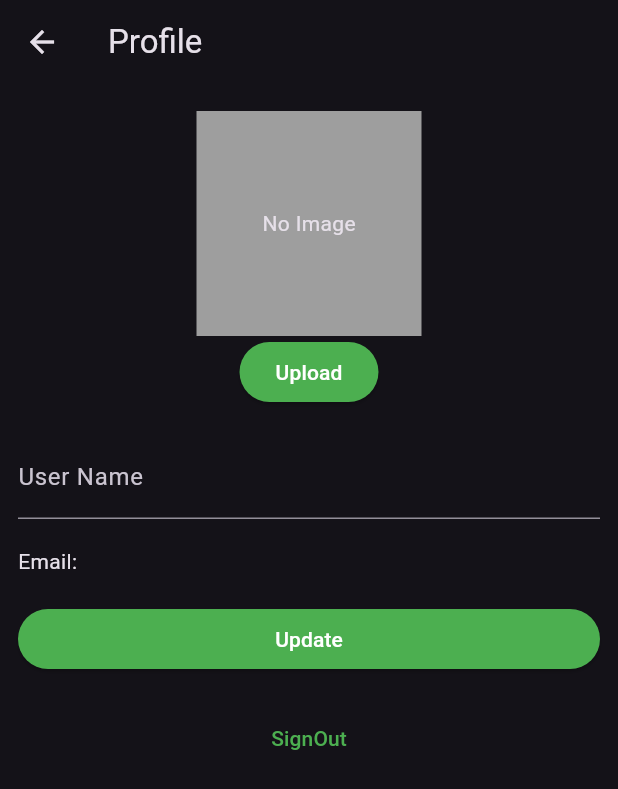
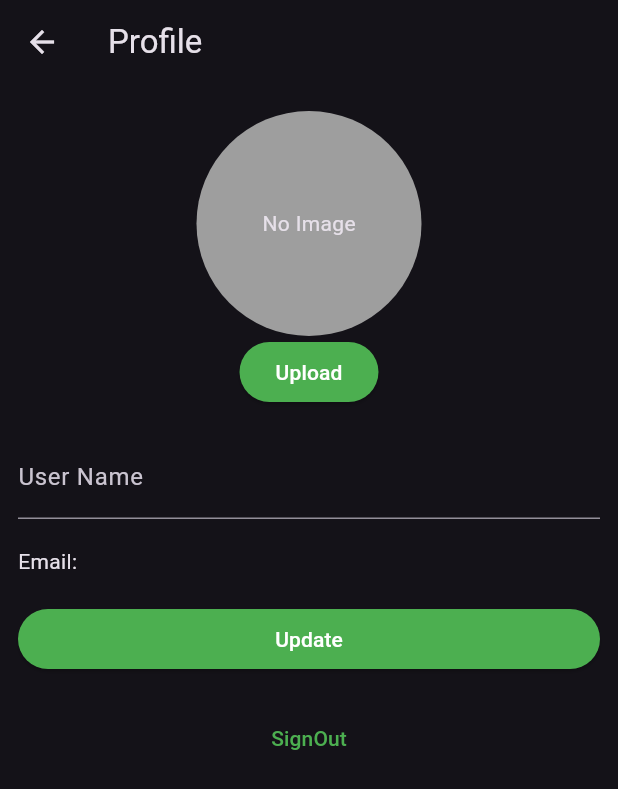
Before and after one commit to manuelAW99/todo-genius, a Flutter app: the AccountPage screen opened directly, on a phone screen of 412 x 824 dp. Shown: the top 789 px of the screen. Run offline on Flutter 3.47's test engine with Material 3 defaults, Android fonts, the phone set to English and light mode, and no system bars; our stand-ins replace image_picker, supabase_flutter; accounts and stored records are empty; statements that could not run were skipped.

Commit message:
Refactor Avatar widget to display a circular image and add a fallback text when no image is available

```diff
--- a/todo_app/lib/components/avatar.dart
+++ b/todo_app/lib/components/avatar.dart
@@ -28,17 +28,22 @@ class _AvatarState extends State<Avatar> {
           Container(
             width: 150,
             height: 150,
-            color: Colors.grey,
+            decoration: const BoxDecoration(
+              color: Colors.grey,
+              shape: BoxShape.circle,
+            ),
             child: const Center(
               child: Text('No Image'),
             ),
           )
         else
-          Image.network(
-            widget.imageUrl!,
-            width: 150,
-            height: 150,
-            fit: BoxFit.cover,
+          ClipOval(
+            child: Image.network(
+              widget.imageUrl!,
+              width: 150,
+              height: 150,
+              fit: BoxFit.cover,
+            ),
           ),
         ElevatedButton(
           onPressed: _isLoading ? null : _upload,
```
